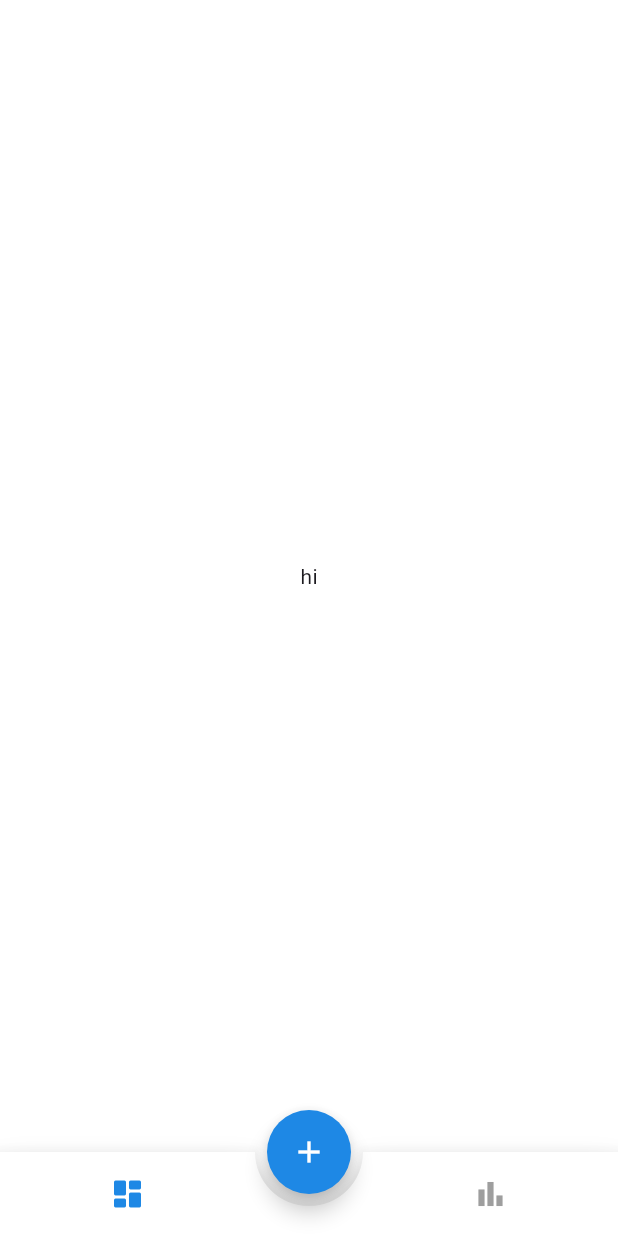
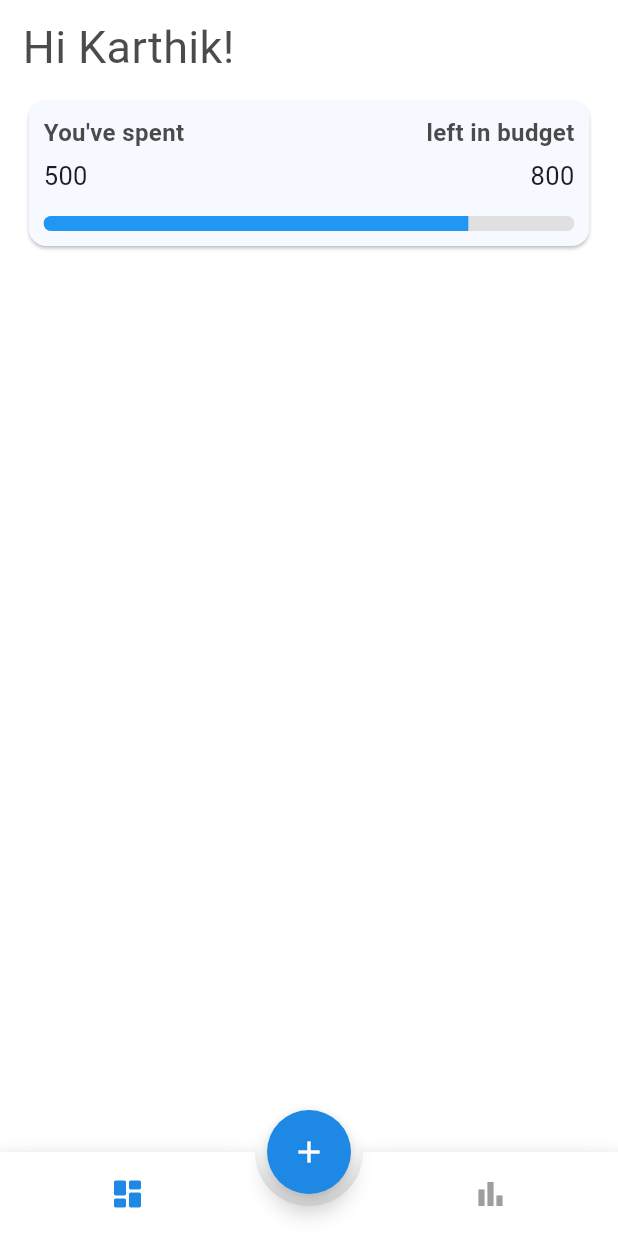
Before and after one commit to KarthikeyaGit/budgetApp, a Flutter app: the HomePage screen opened by its route, on a phone screen of 412 x 824 dp. Run offline on Flutter 3.47's test engine with Material 3 defaults, Android fonts, the light colour scheme and no system bars; drawn by our look-alikes of animated_bottom_navigation_bar; our stand-ins replace fl_chart.

Commit message:
home age budget witn indicator

```diff
--- a/lib/pages/home_page.dart
+++ b/lib/pages/home_page.dart
@@ -1,5 +1,6 @@
 import 'package:animated_bottom_navigation_bar/animated_bottom_navigation_bar.dart';
 import 'package:flutter/material.dart';
+import 'package:fl_chart/fl_chart.dart';
 
 class HomePage extends StatefulWidget {
   const HomePage({Key? key});
@@ -10,8 +11,12 @@ class HomePage extends StatefulWidget {
 
 class _HomePageState extends State<HomePage> {
   int pageIndex = 0;
+
   @override
   Widget build(BuildContext context) {
+    int usedBudget = 800; // Example initial value
+    int totalBudget = 1000; // Example total budget
+
     return Scaffold(
       backgroundColor: Colors.white,
       bottomNavigationBar: getTabs(),
@@ -20,11 +25,80 @@ class _HomePageState extends State<HomePage> {
         backgroundColor: Colors.blue.shade600,
         shape: const CircleBorder(eccentricity: BorderSide.strokeAlignCenter),
         onPressed: () {},
-        child: const Icon(Icons.add,color: Colors.white),
+        child: const Icon(Icons.add, color: Colors.white),
       ),
       floatingActionButtonLocation: FloatingActionButtonLocation.centerDocked,
-      body: const SafeArea(
-        child: Center(child: Text("hi")))
+      body: SafeArea(
+        child: Column(
+          crossAxisAlignment: CrossAxisAlignment.start,
+          children: [
+            const Padding(
+             padding: EdgeInsets.only(top:10, right:15, bottom:0, left:15),
+              child: Text(
+                "Hi Karthik!",
+                style: TextStyle(
+                    fontSize: 30, color: Color.fromARGB(221, 49, 47, 47)),
+              ),
+            ),
+            Padding(
+              padding: EdgeInsets.only(top:10, right:15, bottom:15, left:15),
+              child: Card(
+                color: Color.fromARGB(255, 246, 249, 255),
+                child: Column(
+                  children: [
+                    const Padding(
+                      padding: EdgeInsets.only(top:10, right:10, bottom:5, left:10),
+                      child: Row(
+                        mainAxisAlignment: MainAxisAlignment.spaceBetween,
+                        children: [ Text("You've spent", style: TextStyle(fontSize: 16,fontWeight: FontWeight.w600,color:  Color.fromARGB(221, 49, 47, 47)),),
+                        Text("left in budget", style: TextStyle(fontSize: 16,fontWeight: FontWeight.w600,color:  Color.fromARGB(221, 49, 47, 47)))],
+                      ),
+                    ),
+                     const Padding(
+                      padding: EdgeInsets.only(top:0, right:10, bottom:5, left:10),
+                       child: Row(
+                        mainAxisAlignment: MainAxisAlignment.spaceBetween,
+                        children: [ Text("500", style: TextStyle(fontSize: 17)),
+                        Text("800", style: TextStyle(fontSize: 17))],
+                                         ),
+                     ),
+                    Padding(
+                      padding: const EdgeInsets.all(10.0),
+                      child: SizedBox(
+                        width: double.infinity,
+                        child: ClipRRect(
+                          borderRadius: BorderRadius.circular(
+                              15), // Adjust the value to change the roundness
+                          child: LinearProgressIndicator(
+                            minHeight: 10,
+                            value: usedBudget / totalBudget,
+                            backgroundColor: Colors.grey[300],
+                            valueColor:
+                                const AlwaysStoppedAnimation<Color>(Colors.blue),
+                          ),
+                        ),
+                      ),
+                    ),
+                  ],
+                ),
+              ),
+            ),
+
+            // Padding(
+            //   padding: const EdgeInsets.all(20.0),
+            //   child: SizedBox(
+            //     width: double.infinity, // Set width to fill available space
+            //     height: 300, // Fixed height
+            //     child: AnimatedSwitcher(
+            //       duration: const Duration(milliseconds: 500),
+            //       child:
+            //           pageIndex == 0 ? buildFirstChart() : buildSecondChart(),
+            //     ),
+            //   ),
+            // ),
+          ],
+        ),
+      ),
     );
   }
 
@@ -32,8 +106,6 @@ class _HomePageState extends State<HomePage> {
     List<IconData> iconsItems = [
       Icons.dashboard_rounded,
       Icons.bar_chart_sharp,
-
-
     ];
     return AnimatedBottomNavigationBar(
       icons: iconsItems,
@@ -45,6 +117,67 @@ class _HomePageState extends State<HomePage> {
         setState(() {
           pageIndex = index;
         });
-        });
+      },
+    );
+  }
+
+  Widget buildFirstChart() {
+    return PieChart(
+      PieChartData(
+        sections: [
+          PieChartSectionData(
+            value: 40,
+            color: Colors.red,
+            title: '40%',
+            radius: 50,
+            titleStyle: const TextStyle(color: Colors.white, fontSize: 16),
+          ),
+          PieChartSectionData(
+            value: 30,
+            color: Colors.blue,
+            title: '30%',
+            radius: 50,
+            titleStyle: const TextStyle(color: Colors.white, fontSize: 16),
+          ),
+          PieChartSectionData(
+            value: 30,
+            color: Colors.green,
+            title: '30%',
+            radius: 50,
+            titleStyle: const TextStyle(color: Colors.white, fontSize: 16),
+          ),
+        ],
+      ),
+    );
+  }
+
+  Widget buildSecondChart() {
+    return PieChart(
+      PieChartData(
+        sections: [
+          PieChartSectionData(
+            value: 20,
+            color: Colors.yellow,
+            title: '20%',
+            radius: 50,
+            titleStyle: const TextStyle(color: Colors.white, fontSize: 16),
+          ),
+          PieChartSectionData(
+            value: 40,
+            color: Colors.orange,
+            title: '40%',
+            radius: 50,
+            titleStyle: const TextStyle(color: Colors.white, fontSize: 16),
+          ),
+          PieChartSectionData(
+            value: 40,
+            color: Colors.purple,
+            title: '40%',
+            radius: 50,
+            titleStyle: const TextStyle(color: Colors.white, fontSize: 16),
+          ),
+        ],
+      ),
+    );
   }
 }
--- a/pubspec.yaml
+++ b/pubspec.yaml
@@ -37,6 +37,7 @@ dependencies:
   cupertino_icons: ^1.0.6
   animated_bottom_navigation_bar: ^1.3.3
   material_design_icons_flutter: ^7.0.7296
+  fl_chart: ^0.67.0
 
 dev_dependencies:
   flutter_test:
```
Also changed, not shown: pubspec.lock. Lines whose indentation alone changed are shown as unchanged.
